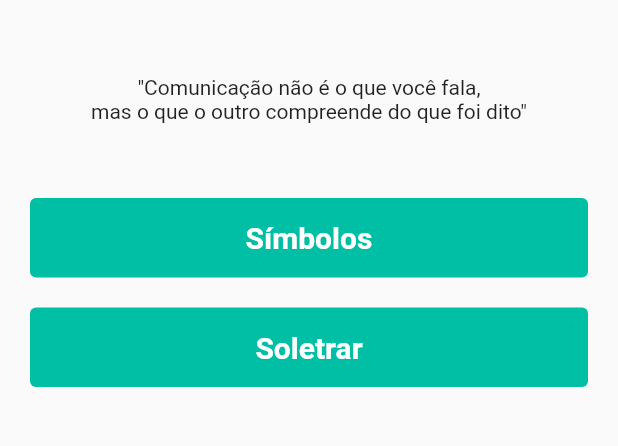
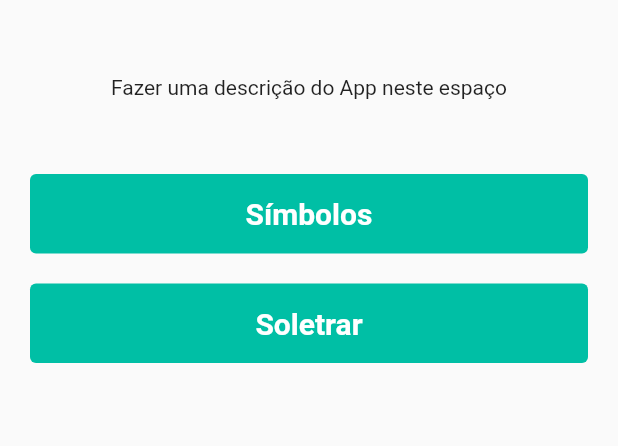
Before and after one commit to mobfeel/mobboards, a Flutter app: the screen it shows after launch, on a phone screen of 412 x 824 dp, the part 516-962 px from its top. Run offline on Flutter 3.47's test engine with Material 2 defaults, Android fonts, the phone set to English and light mode, and no system bars; our stand-ins replace device_preview, flutter_tts, package_info, responsive_builder.

Commit message:
The tagline was removed and the constant description was put in place.

```diff
--- a/lib/views/home/home_page.dart
+++ b/lib/views/home/home_page.dart
@@ -1,6 +1,7 @@
 import 'package:flutter/material.dart';
 import 'package:mobcards/component/component.dart';
 import '../../app/app_routes.dart';
+import '../../constant.dart';
 import '../views.dart';
 
 class HomePage extends StatefulWidget {
@@ -57,9 +58,7 @@ class _HomePageState extends State<HomePage> {
     return Column(
       crossAxisAlignment: CrossAxisAlignment.center,
       children: [
-        Text(
-          '"Comunicação não é o que você fala,\nmas o que o outro '
-          'compreende do que foi dito"',
+        Text(Constant.description,
           textAlign: TextAlign.center,
         ),
       ],
```
